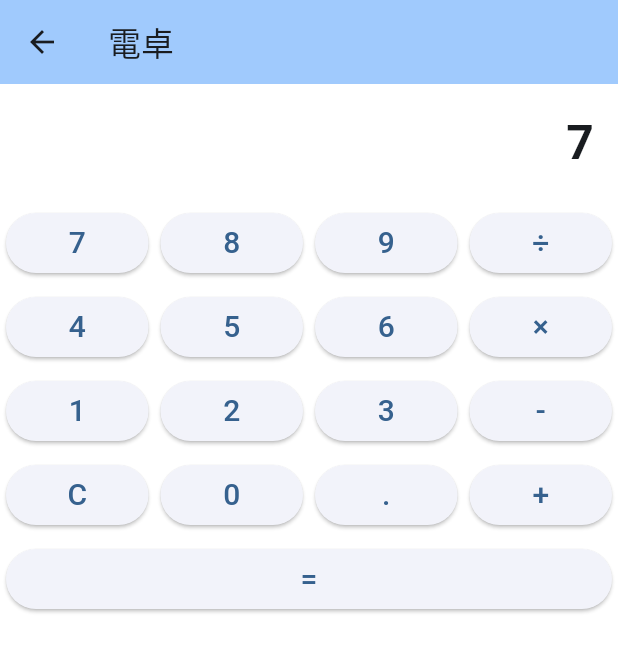
After one commit to micomia/trial, a Flutter app: the CalculatorPage screen opened directly, after a tap on an icon or button, on a phone screen of 412 x 824 dp. The commit adds this screen. Shown: the top 652 px of the screen. Run offline on Flutter 3.47's test engine with Material 3 defaults, Android fonts, the phone set to English and light mode, and no system bars.

Commit message:
Add calculator page and nav item

```diff
--- /dev/null
+++ b/lib/screens/calculator_page.dart
@@ -0,0 +1,178 @@
+import 'package:flutter/material.dart';
+
+class CalculatorPage extends StatefulWidget {
+  const CalculatorPage({super.key});
+
+  @override
+  State<CalculatorPage> createState() => _CalculatorPageState();
+}
+
+class _CalculatorPageState extends State<CalculatorPage> {
+  String _display = '0';
+  double? _firstOperand;
+  String? _operator;
+  bool _waitingForSecondOperand = false;
+
+  int get _digitCount => _display.replaceAll(RegExp(r'[^0-9]'), '').length;
+
+  void _onDigitPress(String digit) {
+    setState(() {
+      if (_waitingForSecondOperand) {
+        _display = digit;
+        _waitingForSecondOperand = false;
+        return;
+      }
+      if (_display == '0') {
+        _display = digit;
+      } else if (_digitCount < 10) {
+        _display += digit;
+      }
+    });
+  }
+
+  void _onDecimalPress() {
+    setState(() {
+      if (_waitingForSecondOperand) {
+        _display = '0.';
+        _waitingForSecondOperand = false;
+        return;
+      }
+      if (!_display.contains('.')) {
+        _display += '.';
+      }
+    });
+  }
+
+  void _onOperatorPress(String op) {
+    setState(() {
+      _firstOperand = double.tryParse(_display) ?? 0;
+      _operator = op;
+      _waitingForSecondOperand = true;
+    });
+  }
+
+  void _onClear() {
+    setState(() {
+      _display = '0';
+      _firstOperand = null;
+      _operator = null;
+      _waitingForSecondOperand = false;
+    });
+  }
+
+  void _onEquals() {
+    if (_firstOperand == null || _operator == null) return;
+    final second = double.tryParse(_display) ?? 0;
+    double result;
+    switch (_operator) {
+      case '+':
+        result = _firstOperand! + second;
+        break;
+      case '-':
+        result = _firstOperand! - second;
+        break;
+      case '×':
+        result = _firstOperand! * second;
+        break;
+      case '÷':
+        if (second == 0) {
+          _display = 'ERR';
+          setState(() {});
+          return;
+        }
+        result = _firstOperand! / second;
+        break;
+      default:
+        return;
+    }
+    String text = result.toStringAsFixed(10);
+    text = text.replaceFirst(RegExp(r'\.0+\$'), '');
+    text = text.replaceFirst(RegExp(r'(\.\d+?)0+\$'), r'$1');
+    if (text.replaceAll(RegExp(r'[^0-9]'), '').length > 10) {
+      _display = 'ERR';
+    } else {
+      _display = text;
+    }
+    _firstOperand = null;
+    _operator = null;
+    _waitingForSecondOperand = false;
+    setState(() {});
+  }
+
+  Widget _buildButton(String label, VoidCallback onPressed) {
+    return Expanded(
+      child: Padding(
+        padding: const EdgeInsets.all(4),
+        child: ElevatedButton(
+          onPressed: onPressed,
+          child: Text(label, style: const TextStyle(fontSize: 20)),
+        ),
+      ),
+    );
+  }
+
+  @override
+  Widget build(BuildContext context) {
+    return Scaffold(
+      appBar: AppBar(
+        title: const Text('電卓'),
+        backgroundColor: Theme.of(context).colorScheme.inversePrimary,
+      ),
+      body: Column(
+        children: [
+          Container(
+            alignment: Alignment.centerRight,
+            padding: const EdgeInsets.all(16),
+            child: Text(
+              _display,
+              style: const TextStyle(fontSize: 32, fontWeight: FontWeight.bold),
+            ),
+          ),
+          Expanded(
+            child: Column(
+              children: [
+                Row(
+                  children: [
+                    _buildButton('7', () => _onDigitPress('7')),
+                    _buildButton('8', () => _onDigitPress('8')),
+                    _buildButton('9', () => _onDigitPress('9')),
+                    _buildButton('÷', () => _onOperatorPress('÷')),
+                  ],
+                ),
+                Row(
+                  children: [
+                    _buildButton('4', () => _onDigitPress('4')),
+                    _buildButton('5', () => _onDigitPress('5')),
+                    _buildButton('6', () => _onDigitPress('6')),
+                    _buildButton('×', () => _onOperatorPress('×')),
+                  ],
+                ),
+                Row(
+                  children: [
+                    _buildButton('1', () => _onDigitPress('1')),
+                    _buildButton('2', () => _onDigitPress('2')),
+                    _buildButton('3', () => _onDigitPress('3')),
+                    _buildButton('-', () => _onOperatorPress('-')),
+                  ],
+                ),
+                Row(
+                  children: [
+                    _buildButton('C', _onClear),
+                    _buildButton('0', () => _onDigitPress('0')),
+                    _buildButton('.', _onDecimalPress),
+                    _buildButton('+', () => _onOperatorPress('+')),
+                  ],
+                ),
+                Row(
+                  children: [
+                    _buildButton('=', _onEquals),
+                  ],
+                ),
+              ],
+            ),
+          ),
+        ],
+      ),
+    );
+  }
+}
--- a/lib/screens/home_screen.dart
+++ b/lib/screens/home_screen.dart
@@ -6,6 +6,7 @@ import 'add_todo_page.dart';
 import 'counter_page.dart';
 import 'notes_list_page.dart';
 import 'todo_list_page.dart';
+import 'calculator_page.dart';
 
 class HomeScreen extends StatefulWidget {
   const HomeScreen({super.key});
@@ -71,6 +72,7 @@ class _HomeScreenState extends State<HomeScreen> {
             onAdd: _addNewTodo,
             onToggle: _toggleTodoDone,
           ),
+          const CalculatorPage(),
         ],
       ),
       bottomNavigationBar: BottomNavigationBar(
@@ -89,6 +91,10 @@ class _HomeScreenState extends State<HomeScreen> {
             icon: Icon(Icons.checklist),
             label: 'Todo',
           ),
+          BottomNavigationBarItem(
+            icon: Icon(Icons.calculate),
+            label: '電卓',
+          ),
         ],
       ),
     );
```
